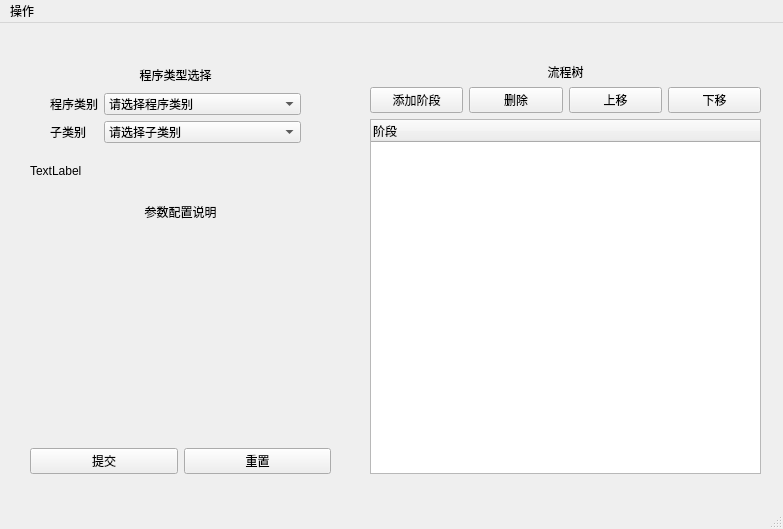
woodfsg/QT_ConfigUI, file mainwindow.ui: the form before one commit.
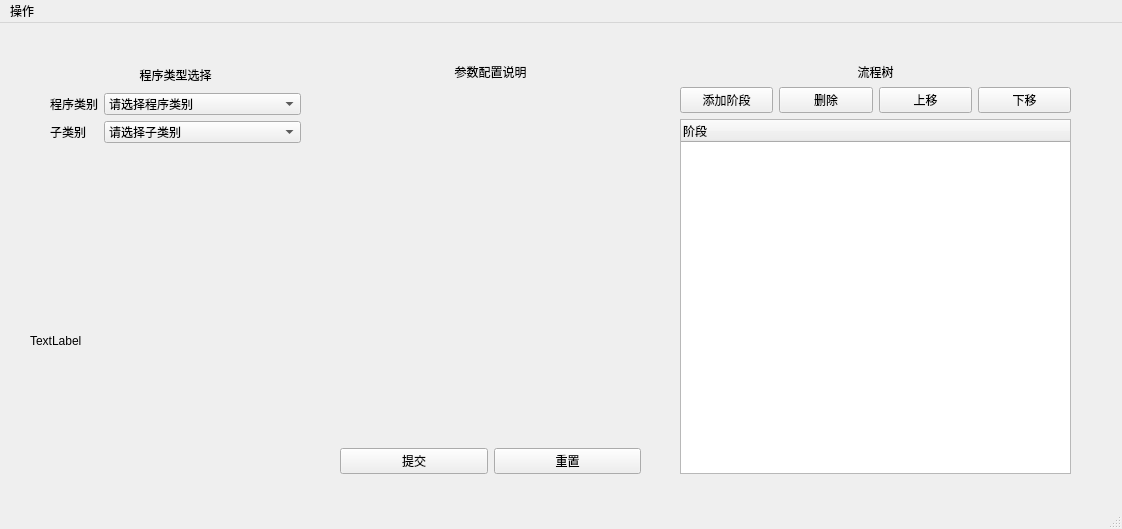
The form after the commit.

What changed in the file:
```diff
--- a/mainwindow.ui
+++ b/mainwindow.ui
@@ -6,7 +6,7 @@
    <rect>
     <x>0</x>
     <y>0</y>
-    <width>783</width>
+    <width>1122</width>
     <height>529</height>
    </rect>
   </property>
@@ -85,7 +85,7 @@
    <widget class="QWidget" name="verticalLayoutWidget_3">
     <property name="geometry">
      <rect>
-      <x>370</x>
+      <x>680</x>
       <y>40</y>
       <width>391</width>
       <height>411</height>
@@ -148,10 +148,10 @@
    <widget class="QWidget" name="verticalLayoutWidget_2">
     <property name="geometry">
      <rect>
-      <x>30</x>
-      <y>180</y>
+      <x>340</x>
+      <y>40</y>
       <width>301</width>
-      <height>271</height>
+      <height>411</height>
      </rect>
     </property>
     <layout class="QVBoxLayout" name="verticalLayout_2">
@@ -170,6 +170,7 @@
        <property name="currentIndex">
         <number>2</number>
        </property>
+       <widget class="QWidget" name="empty"/>
        <widget class="QWidget" name="inputPage">
         <widget class="QWidget" name="formLayoutWidget">
          <property name="geometry">
@@ -246,7 +247,6 @@
          </layout>
         </widget>
        </widget>
-       <widget class="QWidget" name="empty"/>
       </widget>
      </item>
      <item>
@@ -273,7 +273,7 @@
     <property name="geometry">
      <rect>
       <x>30</x>
-      <y>140</y>
+      <y>310</y>
       <width>291</width>
       <height>16</height>
      </rect>
@@ -288,7 +288,7 @@
     <rect>
      <x>0</x>
      <y>0</y>
-     <width>783</width>
+     <width>1122</width>
      <height>23</height>
     </rect>
    </property>
```
Left out of the diff: 2 changed lines with no effect on the pictures.
